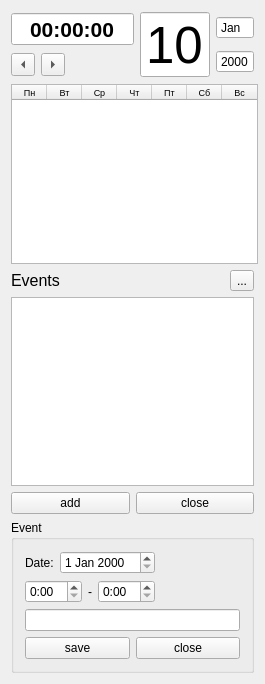
The window that deskcalendar.ui (toCase/deskCalendar) describes before a commit, drawn with Qt 5.
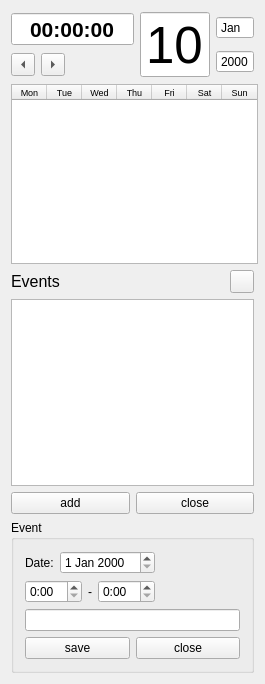
The same window after the commit. Icons and pictures are not drawn.

```diff
--- a/deskcalendar.ui
+++ b/deskcalendar.ui
@@ -245,7 +245,7 @@
         </attribute>
         <column>
          <property name="text">
-          <string>Пн</string>
+          <string>Mon</string>
          </property>
          <property name="font">
           <font>
@@ -257,7 +257,7 @@
         </column>
         <column>
          <property name="text">
-          <string>Вт</string>
+          <string>Tue</string>
          </property>
          <property name="font">
           <font>
@@ -269,7 +269,7 @@
         </column>
         <column>
          <property name="text">
-          <string>Ср</string>
+          <string>Wed</string>
          </property>
          <property name="font">
           <font>
@@ -281,7 +281,7 @@
         </column>
         <column>
          <property name="text">
-          <string>Чт</string>
+          <string>Thu</string>
          </property>
          <property name="font">
           <font>
@@ -293,7 +293,7 @@
         </column>
         <column>
          <property name="text">
-          <string>Пт</string>
+          <string>Fri</string>
          </property>
          <property name="font">
           <font>
@@ -305,7 +305,7 @@
         </column>
         <column>
          <property name="text">
-          <string>Сб</string>
+          <string>Sat</string>
          </property>
          <property name="font">
           <font>
@@ -317,7 +317,7 @@
         </column>
         <column>
          <property name="text">
-          <string>Вс</string>
+          <string>Sun</string>
          </property>
          <property name="font">
           <font>
@@ -359,7 +359,11 @@
         <item>
          <widget class="QToolButton" name="toolButton_dia">
           <property name="text">
-           <string>...</string>
+           <string/>
+          </property>
+          <property name="icon">
+           <iconset resource="reso.qrc">
+            <normaloff>:/icons/icons/Chart.png</normaloff>:/icons/icons/Chart.png</iconset>
           </property>
          </widget>
         </item>
```
Left out of the diff: 14 changed lines with no effect on the pictures.
